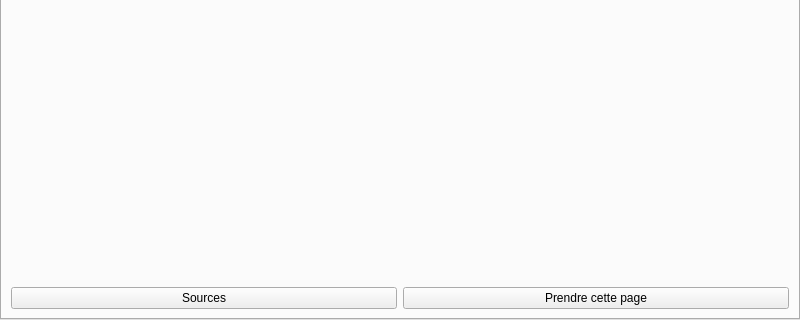
XanderMld/imgbrd-grabber, file ui/mainWindow.ui: the form before one commit; both pictures show x 0 to 800 and y 280 to 600 of the 800 by 600 pixel window.
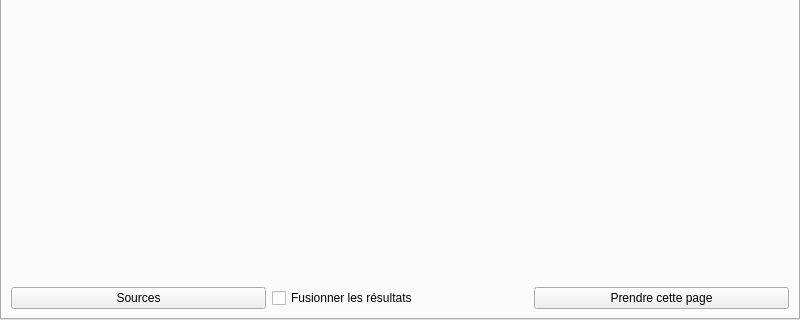
The form after the commit. Icons and pictures are not drawn.

Commit message: Merge results option

What changed in the file:
```diff
--- a/ui/mainWindow.ui
+++ b/ui/mainWindow.ui
@@ -137,6 +137,13 @@
                </property>
               </widget>
              </item>
+             <item>
+              <widget class="QCheckBox" name="checkMergeResults">
+               <property name="text">
+                <string>Fusionner les résultats</string>
+               </property>
+              </widget>
+             </item>
              <item>
               <widget class="QPushButton" name="buttonGetpage">
                <property name="text">
```
The commit also changes 7 other files.
